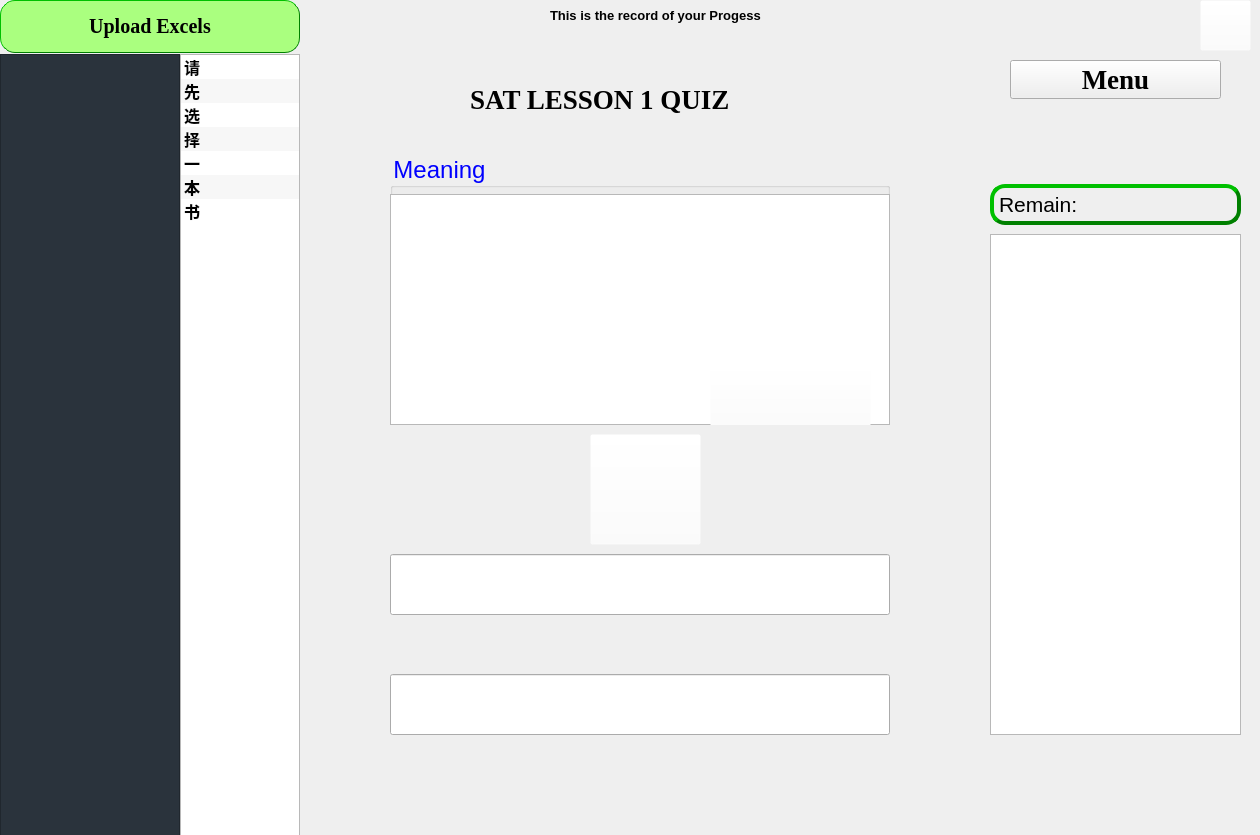
Above: PyQt5_GUI/RemV_Package/pyFile/FirstGui.ui from ArmandXiao/RemV before the change. Below: the same form after it.
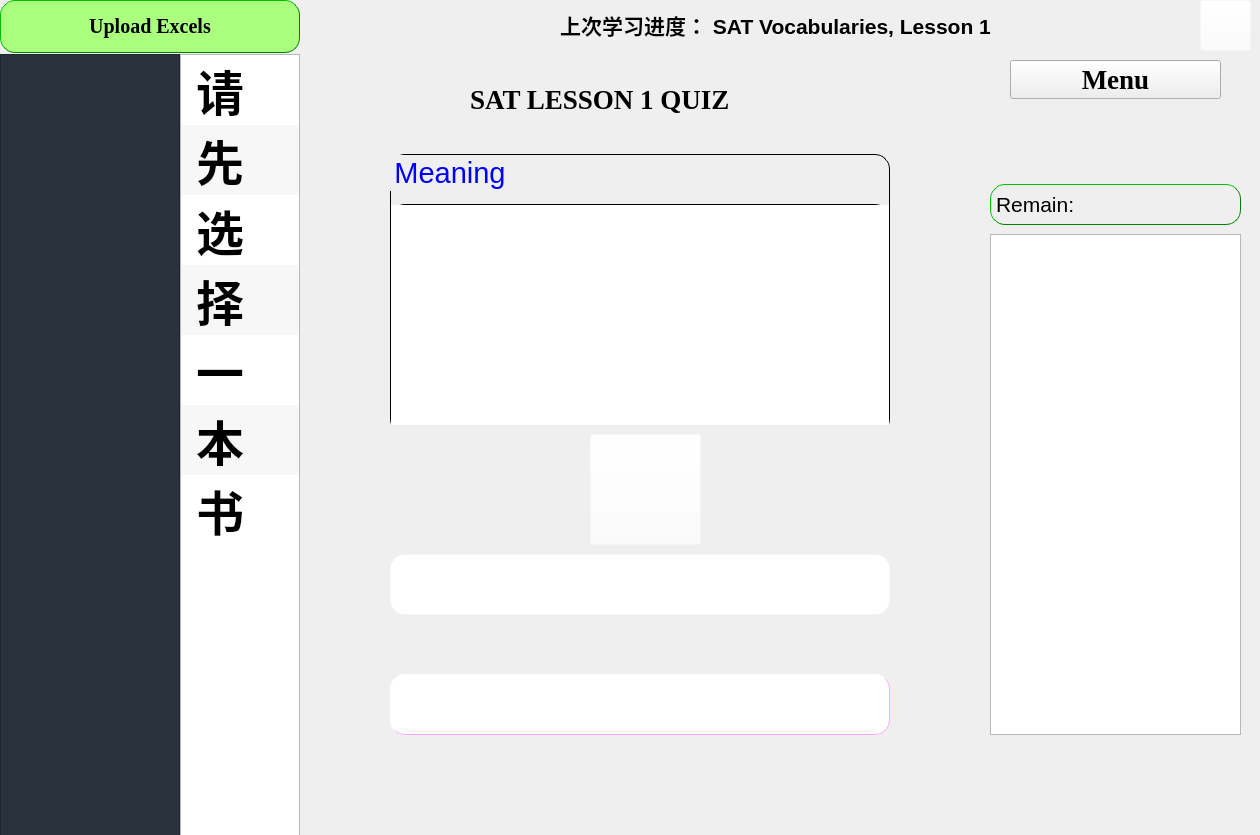
That is the form after the change.

```diff
--- a/PyQt5_GUI/RemV_Package/pyFile/FirstGui.ui
+++ b/PyQt5_GUI/RemV_Package/pyFile/FirstGui.ui
@@ -114,14 +114,14 @@
        <widget class="QLabel" name="label_3">
         <property name="geometry">
          <rect>
-          <x>250</x>
+          <x>0</x>
           <y>0</y>
-          <width>381</width>
-          <height>31</height>
+          <width>951</width>
+          <height>51</height>
          </rect>
         </property>
         <property name="text">
-         <string>&lt;html&gt;&lt;head/&gt;&lt;body&gt;&lt;p&gt;&lt;span style=&quot; font-size:10pt; font-weight:600;&quot;&gt;This is the record of your Progess&lt;/span&gt;&lt;/p&gt;&lt;/body&gt;&lt;/html&gt;</string>
+         <string>&lt;html&gt;&lt;head/&gt;&lt;body&gt;&lt;p align=&quot;center&quot;&gt;&lt;span style=&quot; font-size:16pt; font-weight:600;&quot;&gt;上次学习进度： SAT Vocabularies, Lesson 1&lt;/span&gt;&lt;/p&gt;&lt;/body&gt;&lt;/html&gt;</string>
         </property>
        </widget>
        <widget class="QToolButton" name="helpBtn">
@@ -1012,6 +1012,12 @@
          <property name="layoutDirection">
           <enum>Qt::RightToLeft</enum>
          </property>
+         <property name="styleSheet">
+          <string notr="true">border-style: outset;
+border-radius:15;
+border-color:rgb(255,255,255,0);
+border-width: 1px;</string>
+         </property>
          <property name="alignment">
           <set>Qt::AlignCenter</set>
          </property>
@@ -1033,6 +1039,12 @@
            <pointsize>20</pointsize>
           </font>
          </property>
+         <property name="styleSheet">
+          <string notr="true">border-style: outset;
+border-radius:15;
+border-color:rgb(255, 170, 255);
+border-width: 1px;</string>
+         </property>
          <property name="alignment">
           <set>Qt::AlignCenter</set>
          </property>
@@ -1115,7 +1127,7 @@
          <property name="styleSheet">
           <string notr="true">border-style: outset;
 border-color: green;
-border-width: 4px;
+border-width:1px;
 border-radius: 15px;</string>
          </property>
          <property name="text">
@@ -1133,12 +1145,16 @@
          </property>
          <property name="font">
           <font>
-           <pointsize>18</pointsize>
+           <pointsize>22</pointsize>
            <italic>false</italic>
           </font>
          </property>
          <property name="styleSheet">
-          <string notr="true">color:blue;</string>
+          <string notr="true">color:blue;
+border-style: outset;
+border-radius:15;
+border-color:rgb(0,0,0);
+border-width: 1px;</string>
          </property>
          <property name="title">
           <string>Meaning</string>
@@ -1147,9 +1163,9 @@
           <property name="geometry">
            <rect>
             <x>0</x>
-            <y>40</y>
+            <y>50</y>
             <width>500</width>
-            <height>231</height>
+            <height>230</height>
            </rect>
           </property>
           <property name="palette">
@@ -1280,7 +1296,11 @@
            </font>
           </property>
           <property name="styleSheet">
-           <string notr="true">color: black</string>
+           <string notr="true">color: black;
+border-style: outset;
+border-radius:15;
+border-color:black;
+border-width: 1px;</string>
           </property>
           <property name="html">
            <string>&lt;!DOCTYPE HTML PUBLIC &quot;-//W3C//DTD HTML 4.0//EN&quot; &quot;http://www.w3.org/TR/REC-html40/strict.dtd&quot;&gt;
@@ -1306,7 +1326,11 @@
            <cursorShape>PointingHandCursor</cursorShape>
           </property>
           <property name="styleSheet">
-           <string notr="true">background-color: rgba(255,255,255,0)</string>
+           <string notr="true">background-color: rgba(255,255,255,0);
+border-style: outset;
+border-radius:15;
+border-color: rgba(255,255,255,0);
+border-width: 1px;</string>
           </property>
           <property name="text">
            <string/>
@@ -1368,7 +1392,7 @@
         <font>
          <family>Times New Roman</family>
          <pointsize>12</pointsize>
-         <weight>9</weight>
+         <weight>50</weight>
          <italic>false</italic>
          <bold>false</bold>
         </font>
@@ -1387,10 +1411,11 @@
        </property>
        <item>
         <property name="text">
-         <string>请</string>
+         <string> 请</string>
         </property>
         <property name="font">
          <font>
+          <pointsize>36</pointsize>
           <weight>75</weight>
           <bold>true</bold>
          </font>
@@ -1398,10 +1423,11 @@
        </item>
        <item>
         <property name="text">
-         <string>先</string>
+         <string> 先</string>
         </property>
         <property name="font">
          <font>
+          <pointsize>36</pointsize>
           <weight>75</weight>
           <bold>true</bold>
          </font>
@@ -1409,10 +1435,11 @@
        </item>
        <item>
         <property name="text">
-         <string>选</string>
+         <string> 选</string>
         </property>
         <property name="font">
          <font>
+          <pointsize>36</pointsize>
           <weight>75</weight>
           <bold>true</bold>
          </font>
@@ -1420,10 +1447,11 @@
        </item>
        <item>
         <property name="text">
-         <string>择</string>
+         <string> 择</string>
         </property>
         <property name="font">
          <font>
+          <pointsize>36</pointsize>
           <weight>75</weight>
           <bold>true</bold>
          </font>
@@ -1431,10 +1459,11 @@
        </item>
        <item>
         <property name="text">
-         <string>一</string>
+         <string> 一</string>
         </property>
         <property name="font">
          <font>
+          <pointsize>36</pointsize>
           <weight>75</weight>
           <bold>true</bold>
          </font>
@@ -1442,10 +1471,11 @@
        </item>
        <item>
         <property name="text">
-         <string>本</string>
+         <string> 本</string>
         </property>
         <property name="font">
          <font>
+          <pointsize>36</pointsize>
           <weight>75</weight>
           <bold>true</bold>
          </font>
@@ -1453,10 +1483,11 @@
        </item>
        <item>
         <property name="text">
-         <string>书</string>
+         <string> 书</string>
         </property>
         <property name="font">
          <font>
+          <pointsize>36</pointsize>
           <weight>75</weight>
           <bold>true</bold>
          </font>
```
Left out of the diff: 2 changed lines with no effect on the pictures.
